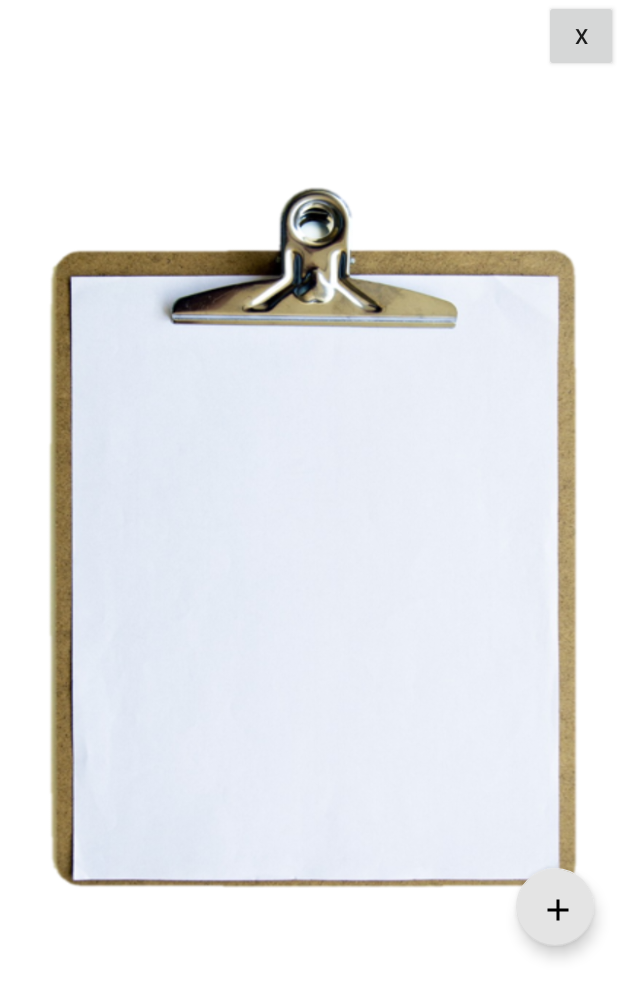
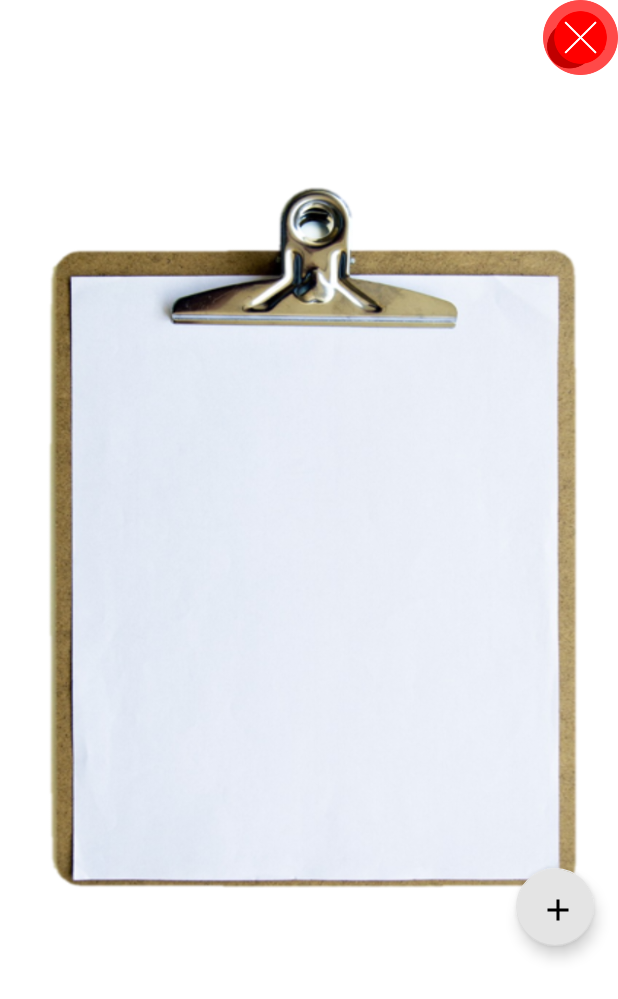
Before and after one commit to KwonOyoun/FrenchBean_pro, an Android app: the layout activity_cost_update.xml on its own in the app's theme, with its tools: preview values and no code run, on a phone screen of 412 x 824 dp. Shown: the top 999 px of the screen. Run offline under Robolectric (Android 15) with nearby library versions, the phone set to English and light mode, and no system bars.

Commit message:
design update

```diff
--- a/app/src/main/java/com/bumslap/bum/order/OrderActivity.java
+++ b/app/src/main/java/com/bumslap/bum/order/OrderActivity.java
@@ -376,13 +376,13 @@ public class OrderActivity extends AppCompatActivity
 
             //LayoutInflater inflater = (LayoutInflater) getSystemService(Context.LAYOUT_INFLATER_SERVICE);
             //View orderlayout = inflater.inflate(R.layout.order_bills_layout, (ViewGroup) R.id.billcon);
-           // selectRecyclerView = (RecyclerView) orderlayout.findViewById(R.id.Bill_order_list);
-           // selectedItemLength = selectRecyclerView.getChildCount();
+            // selectRecyclerView = (RecyclerView) orderlayout.findViewById(R.id.Bill_order_list);
+            // selectedItemLength = selectRecyclerView.getChildCount();
 
             String ItemName = intent.getStringExtra("item");
             String qty = intent.getStringExtra("quantity");
             Toast.makeText(OrderActivity.this,ItemName +" "+qty ,Toast.LENGTH_SHORT).show();
-                // Get extra data included in the Intent
+            // Get extra data included in the Intent
            /* String ItemName = intent.getStringExtra("item");
             String qty = intent.getStringExtra("quantity");
             Toast.makeText(OrderActivity.this,ItemName +" "+qty ,Toast.LENGTH_SHORT).show();*/
--- a/app/src/main/res/layout/activity_cost_update.xml
+++ b/app/src/main/res/layout/activity_cost_update.xml
@@ -36,9 +36,9 @@
 
     <Button
         android:id="@+id/button2"
-        android:layout_width="49dp"
-        android:layout_height="wrap_content"
-        android:text="X"
+        android:layout_width="50dp"
+        android:layout_height="50dp"
+        android:background="@drawable/exit_button"
         app:layout_constraintEnd_toEndOf="parent"
         app:layout_constraintTop_toTopOf="parent" />
 
```
Also changed, not shown: app/src/main/res/drawable-v24/exit_button.png (added).
